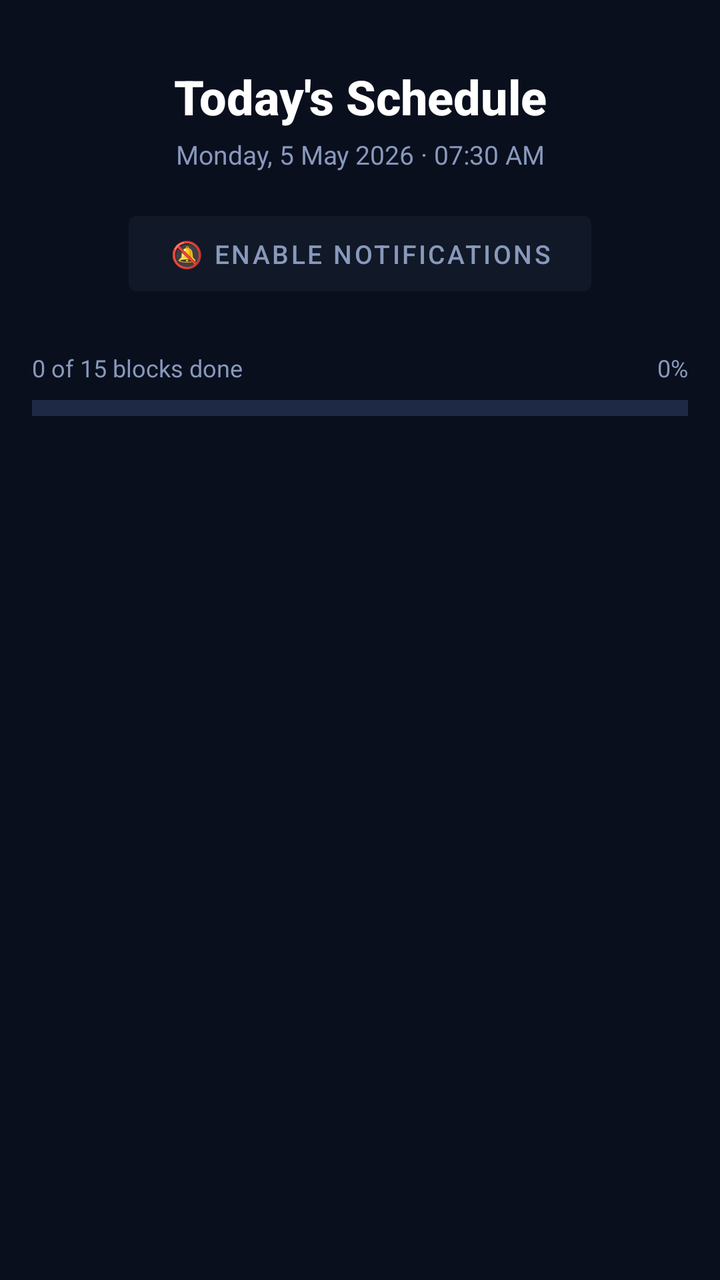
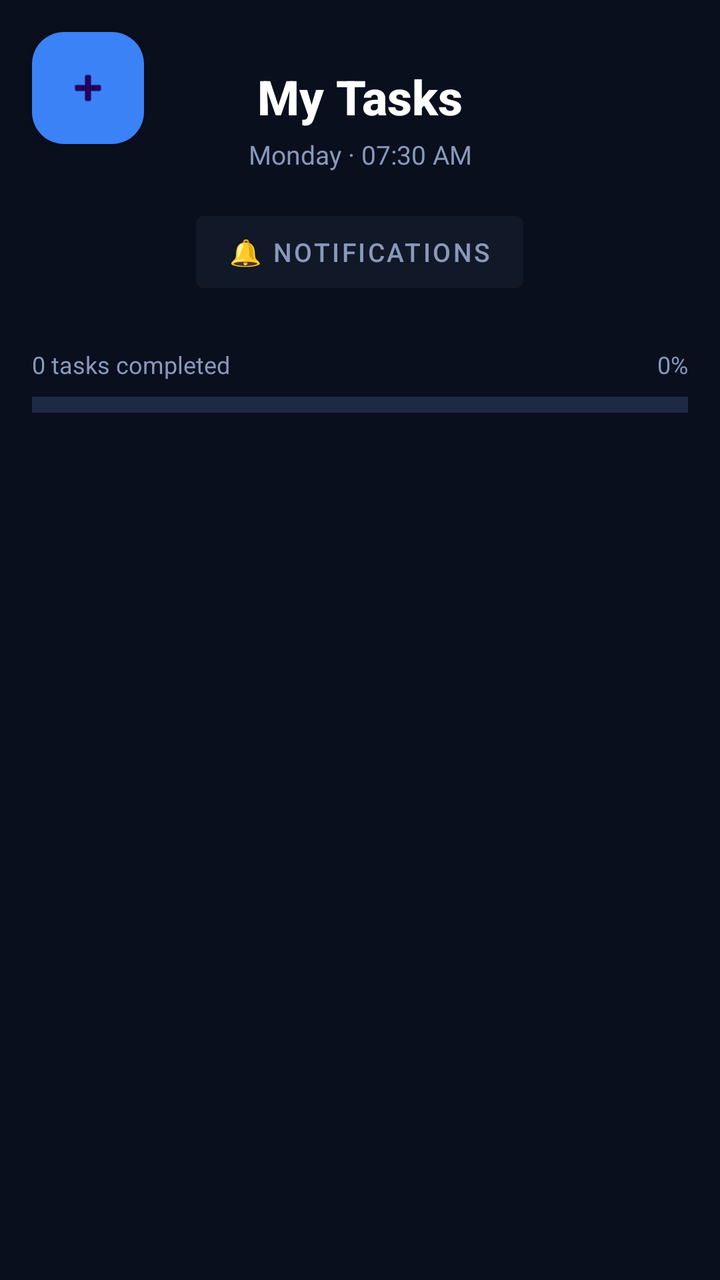

Two renders of the same Android screen: before a commit and after it. Below are the layout's source before the change and the commit's diff.
<!-- AndroidManifest.xml: application theme Theme.Pro_Club -->
<!-- res/layout/fragment_schedule.xml -->
<?xml version="1.0" encoding="utf-8"?>
<androidx.coordinatorlayout.widget.CoordinatorLayout
    xmlns:android="http://schemas.android.com/apk/res/android"
    xmlns:app="http://schemas.android.com/apk/res-auto"
    android:layout_width="match_parent"
    android:layout_height="match_parent"
    android:background="#0A0F1E">

    <androidx.core.widget.NestedScrollView
        android:layout_width="match_parent"
        android:layout_height="match_parent"
        android:fillViewport="true">

        <LinearLayout
            android:layout_width="match_parent"
            android:layout_height="wrap_content"
            android:orientation="vertical"
            android:paddingStart="16dp"
            android:paddingEnd="16dp"
            android:paddingTop="32dp"
            android:paddingBottom="32dp">

            
            <TextView
                android:id="@+id/tvTitle"
                android:layout_width="match_parent"
                android:layout_height="wrap_content"
                android:text="Today's Schedule"
                android:textColor="#FFFFFF"
                android:textSize="24sp"
                android:textStyle="bold"
                android:gravity="center"
                android:fontFamily="sans-serif-medium"/>

            
            <TextView
                android:id="@+id/tvDateTime"
                android:layout_width="match_parent"
                android:layout_height="wrap_content"
                android:text="Monday, 5 May 2026 · 07:30 AM"
                android:textColor="#8899BB"
                android:textSize="13sp"
                android:gravity="center"
                android:layout_marginTop="4dp"/>

            
            <Button
                android:id="@+id/btnNotifications"
                android:layout_width="wrap_content"
                android:layout_height="wrap_content"
                android:layout_gravity="center"
                android:layout_marginTop="16dp"
                android:text="🔕 Enable Notifications"
                android:textColor="#8899BB"
                android:textSize="13sp"
                android:backgroundTint="#111827"
                android:paddingStart="20dp"
                android:paddingEnd="20dp"
                android:paddingTop="10dp"
                android:paddingBottom="10dp"
                style="@style/Widget.MaterialComponents.Button.OutlinedButton"/>

            
            <LinearLayout
                android:layout_width="match_parent"
                android:layout_height="wrap_content"
                android:orientation="horizontal"
                android:layout_marginTop="24dp"
                android:layout_marginBottom="8dp">

                <TextView
                    android:id="@+id/tvProgressLabel"
                    android:layout_width="0dp"
                    android:layout_height="wrap_content"
                    android:layout_weight="1"
                    android:text="0 of 15 blocks done"
                    android:textColor="#8899BB"
                    android:textSize="12sp"/>

                <TextView
                    android:id="@+id/tvProgressPercent"
                    android:layout_width="wrap_content"
                    android:layout_height="wrap_content"
                    android:text="0%"
                    android:textColor="#8899BB"
                    android:textSize="12sp"/>

            </LinearLayout>

            
            <FrameLayout
                android:layout_width="match_parent"
                android:layout_height="8dp"
                android:background="#1E2A45"
                android:layout_marginBottom="32dp">

                
                <View
                    android:id="@+id/progressBar"
                    android:layout_width="0dp"
                    android:layout_height="8dp"
                    android:background="#22C55E"/>

            </FrameLayout>

            
            <androidx.recyclerview.widget.RecyclerView
                android:id="@+id/recyclerView"
                android:layout_width="match_parent"
                android:layout_height="wrap_content"
                android:nestedScrollingEnabled="false"
                app:layoutManager="androidx.recyclerview.widget.LinearLayoutManager"/>

        </LinearLayout>
    </androidx.core.widget.NestedScrollView>
</androidx.coordinatorlayout.widget.CoordinatorLayout>
<!-- resources referenced by this layout -->
<resources>
  <style name="Theme.Pro_Club" parent="Base.Theme.Pro_Club" />
  <style name="Base.Theme.Pro_Club" parent="Theme.Material3.DayNight.NoActionBar">
          
          
      </style>
</resources>

<!-- the commit's change to res/layout/fragment_schedule.xml (unified diff, before → after) -->
@@ -6,6 +6,7 @@
     android:layout_height="match_parent"
     android:background="#0A0F1E">
 
+    
     <androidx.core.widget.NestedScrollView
         android:layout_width="match_parent"
         android:layout_height="match_parent"
@@ -18,14 +19,14 @@
             android:paddingStart="16dp"
             android:paddingEnd="16dp"
             android:paddingTop="32dp"
-            android:paddingBottom="32dp">
+            android:paddingBottom="80dp"> 
 
             
             <TextView
                 android:id="@+id/tvTitle"
                 android:layout_width="match_parent"
                 android:layout_height="wrap_content"
-                android:text="Today's Schedule"
+                android:text="My Tasks"
                 android:textColor="#FFFFFF"
                 android:textSize="24sp"
                 android:textStyle="bold"
@@ -37,7 +38,7 @@
                 android:id="@+id/tvDateTime"
                 android:layout_width="match_parent"
                 android:layout_height="wrap_content"
-                android:text="Monday, 5 May 2026 · 07:30 AM"
+                android:text="Monday · 07:30 AM"
                 android:textColor="#8899BB"
                 android:textSize="13sp"
                 android:gravity="center"
@@ -50,14 +51,10 @@
                 android:layout_height="wrap_content"
                 android:layout_gravity="center"
                 android:layout_marginTop="16dp"
-                android:text="🔕 Enable Notifications"
+                android:text="🔔 Notifications"
                 android:textColor="#8899BB"
                 android:textSize="13sp"
                 android:backgroundTint="#111827"
-                android:paddingStart="20dp"
-                android:paddingEnd="20dp"
-                android:paddingTop="10dp"
-                android:paddingBottom="10dp"
                 style="@style/Widget.MaterialComponents.Button.OutlinedButton"/>
 
             
@@ -73,7 +70,7 @@
                     android:layout_width="0dp"
                     android:layout_height="wrap_content"
                     android:layout_weight="1"
-                    android:text="0 of 15 blocks done"
+                    android:text="0 tasks completed"
                     android:textColor="#8899BB"
                     android:textSize="12sp"/>
 
@@ -92,9 +89,8 @@
                 android:layout_width="match_parent"
                 android:layout_height="8dp"
                 android:background="#1E2A45"
-                android:layout_marginBottom="32dp">
+                android:layout_marginBottom="24dp">
 
-                
                 <View
                     android:id="@+id/progressBar"
                     android:layout_width="0dp"
@@ -113,4 +109,17 @@
 
         </LinearLayout>
     </androidx.core.widget.NestedScrollView>
+
+    
+    <com.google.android.material.floatingactionbutton.FloatingActionButton
+        android:id="@+id/fabAddTask"
+        android:layout_width="wrap_content"
+        android:layout_height="wrap_content"
+        android:layout_margin="16dp"
+        android:contentDescription="Add Task"
+        android:src="@android:drawable/ic_input_add"
+        android:tint="#FFFFFF"
+        app:backgroundTint="#3B82F6"
+        app:layout_anchorGravity="bottom|end"/>
+
 </androidx.coordinatorlayout.widget.CoordinatorLayout>
